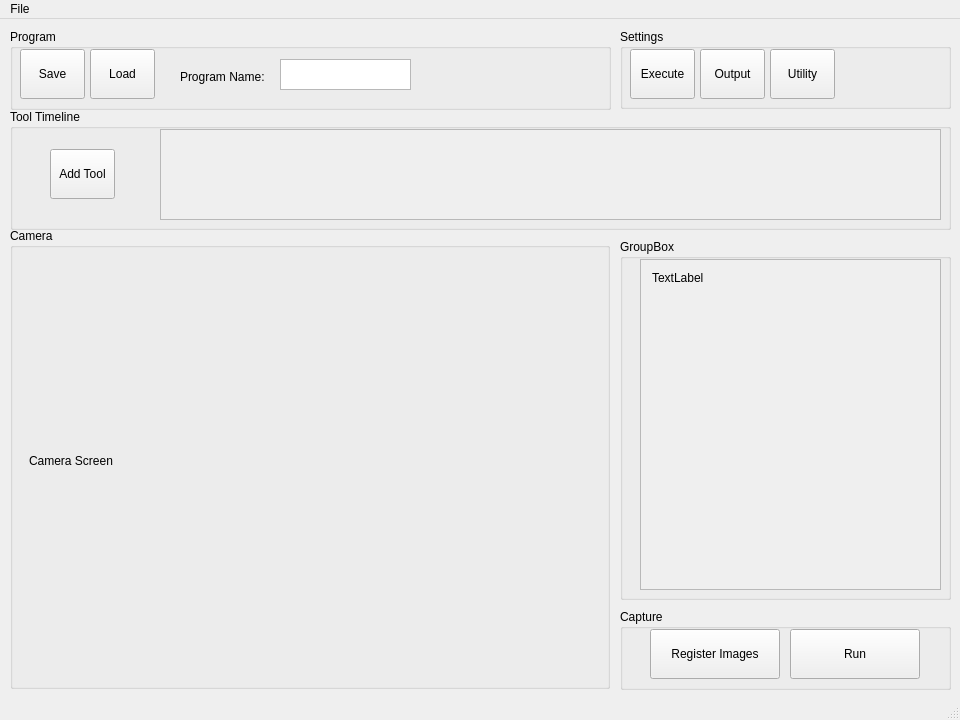
chehrehgosha/CrouseMV, file QtFiles/mainwindow.ui: the form before one commit.
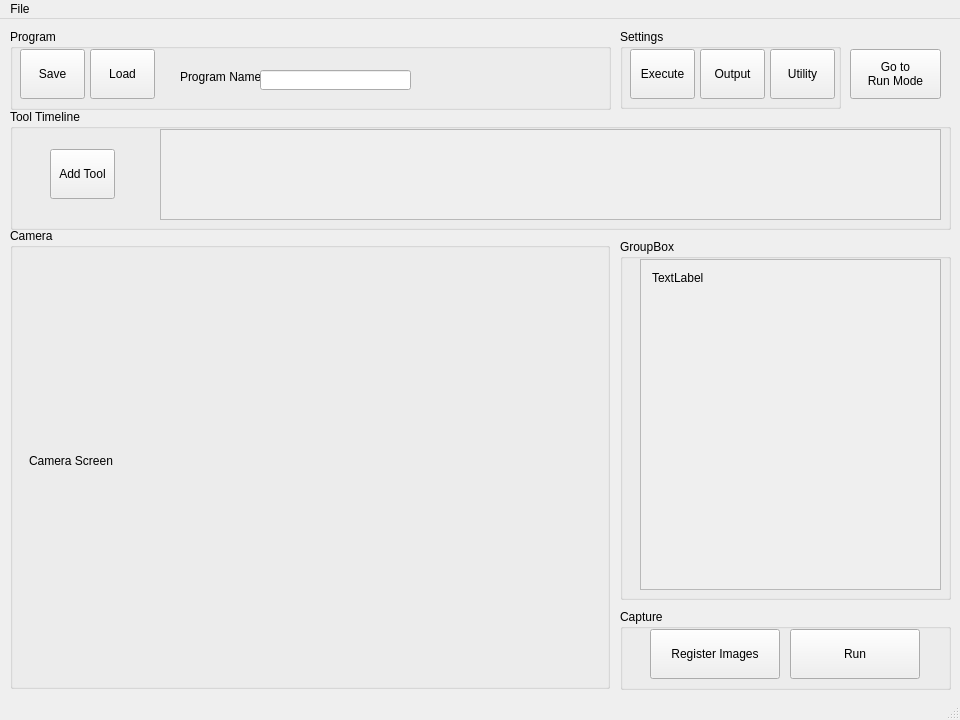
The form after the commit.

Commit message: Implemented: Save program to desired path Load prgoram using file dialog Design scriptengine which help to run in terminal and produces reports inside the desired folder

```diff
--- a/QtFiles/mainwindow.ui
+++ b/QtFiles/mainwindow.ui
@@ -253,16 +253,6 @@
       <string>Load</string>
      </property>
     </widget>
-    <widget class="QPlainTextEdit" name="ProgramName">
-     <property name="geometry">
-      <rect>
-       <x>270</x>
-       <y>30</y>
-       <width>131</width>
-       <height>31</height>
-      </rect>
-     </property>
-    </widget>
     <widget class="QLabel" name="label">
      <property name="geometry">
       <rect>
@@ -276,13 +266,23 @@
       <string>Program Name:</string>
      </property>
     </widget>
+    <widget class="QLineEdit" name="ProgramName">
+     <property name="geometry">
+      <rect>
+       <x>250</x>
+       <y>41</y>
+       <width>151</width>
+       <height>20</height>
+      </rect>
+     </property>
+    </widget>
    </widget>
    <widget class="QGroupBox" name="groupBox_5">
     <property name="geometry">
      <rect>
       <x>620</x>
       <y>10</y>
-      <width>331</width>
+      <width>221</width>
       <height>80</height>
      </rect>
     </property>
@@ -398,6 +398,26 @@
      </widget>
     </widget>
    </widget>
+   <widget class="QPushButton" name="RunMode">
+    <property name="geometry">
+     <rect>
+      <x>850</x>
+      <y>30</y>
+      <width>91</width>
+      <height>50</height>
+     </rect>
+    </property>
+    <property name="minimumSize">
+     <size>
+      <width>65</width>
+      <height>50</height>
+     </size>
+    </property>
+    <property name="text">
+     <string>Go to 
+Run Mode</string>
+    </property>
+   </widget>
   </widget>
   <widget class="QMenuBar" name="menuBar">
    <property name="geometry">
```
The commit also changes 25 other files.
